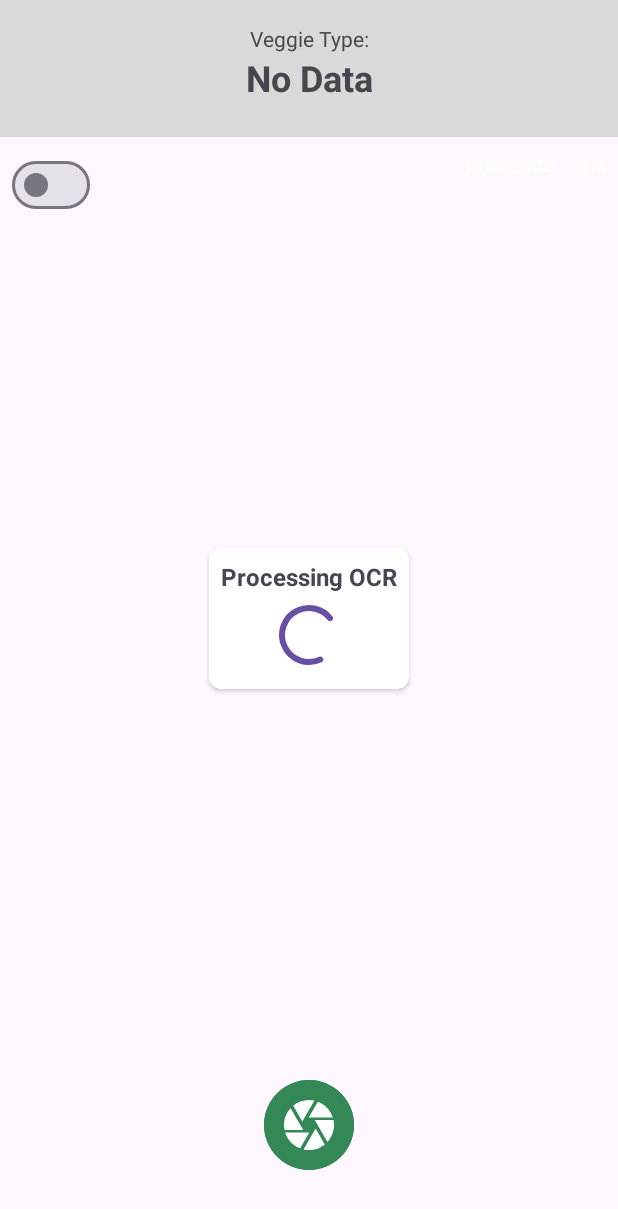
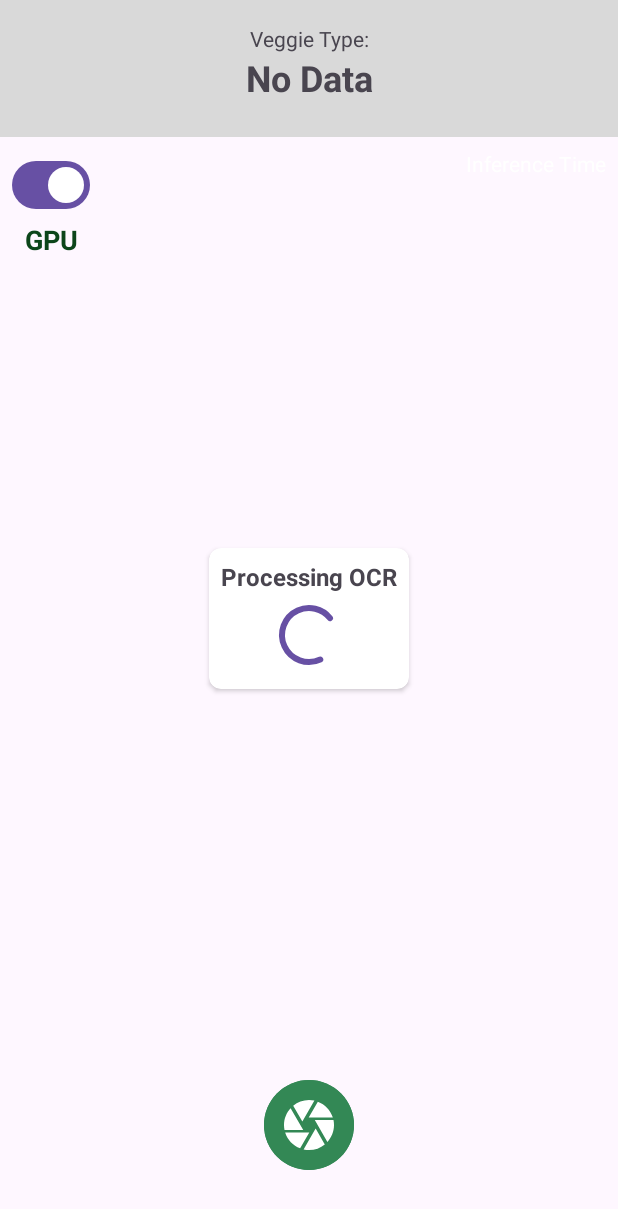
Before and after one commit to LokaFresh-Inventory/InventoryApp, an Android app: the layout activity_scan.xml on its own in the app's theme, with its tools: preview values and no code run, on a phone screen of 412 x 824 dp. Shown: the top 1209 px of the screen. Run offline under Robolectric (Android 15) with nearby library versions, the phone set to English and light mode, and no system bars; plain views replace PreviewView.

```diff
--- a/app/src/main/java/com/lokatani/lokafreshinventory/helper/detectors/Detector.kt
+++ b/app/src/main/java/com/lokatani/lokafreshinventory/helper/detectors/Detector.kt
@@ -3,6 +3,7 @@ package com.lokatani.lokafreshinventory.helper.detectors
 import android.content.Context
 import android.graphics.Bitmap
 import android.os.SystemClock
+import androidx.core.graphics.scale
 import com.lokatani.lokafreshinventory.customview.BoundingBox
 import com.lokatani.lokafreshinventory.helper.MetaData
 import com.lokatani.lokafreshinventory.helper.MetaData.extractNamesFromLabelFile
@@ -119,7 +120,7 @@ class Detector(
 
         var inferenceTime = SystemClock.uptimeMillis()
 
-        val resizedBitmap = Bitmap.createScaledBitmap(frame, tensorWidth, tensorHeight, false)
+        val resizedBitmap = frame.scale(tensorWidth, tensorHeight, false)
 
         val tensorImage = TensorImage(INPUT_IMAGE_TYPE)
         tensorImage.load(resizedBitmap)
--- a/app/src/main/res/layout/activity_scan.xml
+++ b/app/src/main/res/layout/activity_scan.xml
@@ -63,14 +63,25 @@
         app:shapeAppearanceOverlay="@style/ShapeAppearance.Material3.Corner.Full" />
 
     <com.google.android.material.materialswitch.MaterialSwitch
-        android:id="@+id/switch_is_gpu"
+        android:id="@+id/switch_delegate"
         android:layout_width="wrap_content"
         android:layout_height="wrap_content"
         android:layout_margin="8dp"
-        android:textOff="@string/cpu"
-        android:textOn="@string/gpu"
+        android:checked="true"
         app:layout_constraintStart_toStartOf="parent"
         app:layout_constraintTop_toBottomOf="@id/scan_info" />
+
+    <TextView
+        android:id="@+id/tv_switch_state"
+        android:layout_width="wrap_content"
+        android:layout_height="wrap_content"
+        android:text="@string/gpu"
+        android:textColor="@color/dark_green"
+        android:textSize="18sp"
+        android:textStyle="bold"
+        app:layout_constraintEnd_toEndOf="@id/switch_delegate"
+        app:layout_constraintStart_toStartOf="@id/switch_delegate"
+        app:layout_constraintTop_toBottomOf="@+id/switch_delegate" />
 
     <androidx.cardview.widget.CardView
         android:id="@+id/progress_card"
--- a/app/src/main/res/values/strings.xml
+++ b/app/src/main/res/values/strings.xml
@@ -75,7 +75,6 @@
     <string name="export_complete_title">Export Complete</string>
     <string name="export_complete_text">%1$s saved</string>
     <string name="csv_export_failed">CSV export failed</string>
-    <string name="notification_permission_required_title">Permission Required</string>
     <string name="notification_permission_required_message">To show a notification when export is complete, please grant notification permission in app settings.</string>
     <string name="filter">Filter</string>
     <string name="filter_table">Filter Table</string>
```
Also changed, not shown: app/src/main/java/com/lokatani/lokafreshinventory/ui/detail/DetailActivity.kt (+10 -9 lines), app/src/main/java/com/lokatani/lokafreshinventory/ui/scan/ScanActivity.kt (+20 -37 lines).
